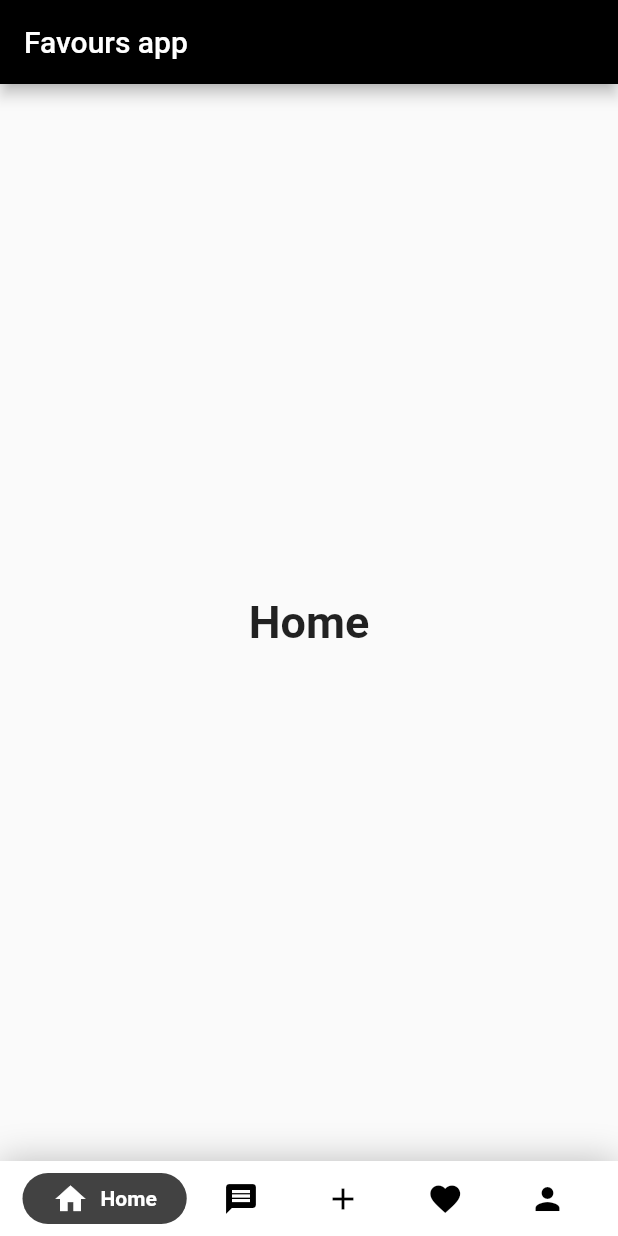
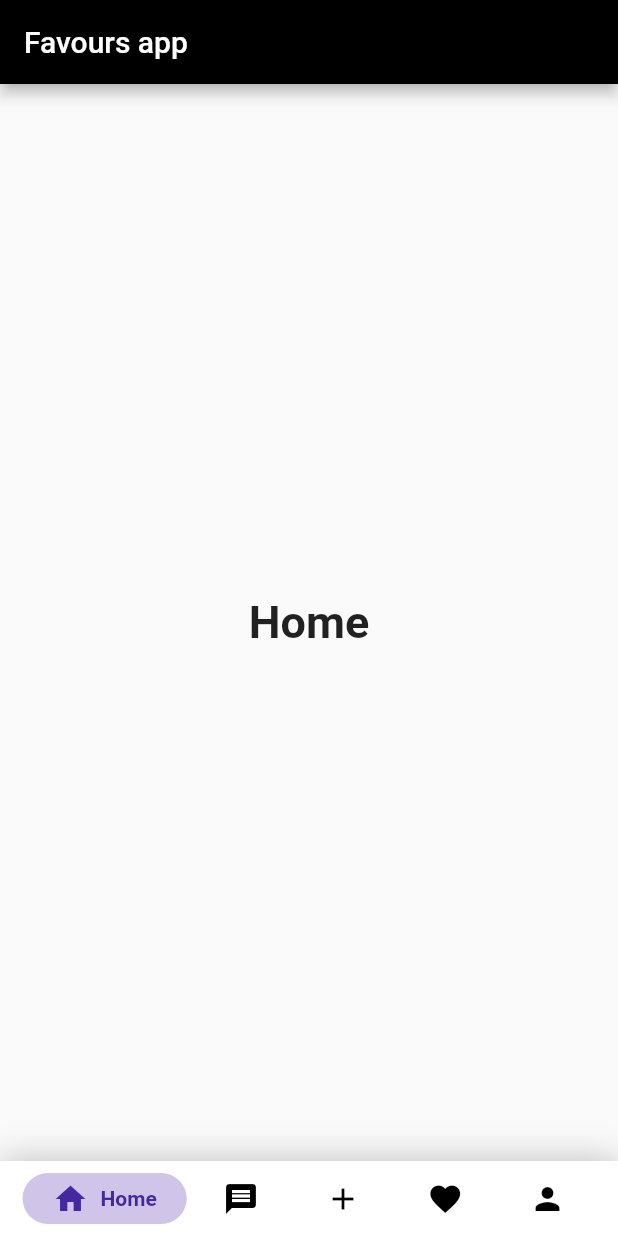
Before and after one commit to BrianRuizy/favours-app, a Flutter app: the screen it shows after launch, on a phone screen of 412 x 824 dp. Run offline on Flutter 3.47's test engine with Material 2 defaults, Android fonts, the phone set to English and light mode, and no system bars; drawn by our look-alikes of google_nav_bar.

Commit message:
modified bottom navbar

```diff
--- a/favours_app/lib/main.dart
+++ b/favours_app/lib/main.dart
@@ -67,10 +67,16 @@ class _MyAppState extends State<MyApp> {
                   GButton(
                     icon: Icons.home,
                     text: 'Home',
+                    backgroundColor: Colors.deepPurple[100],
+                    iconActiveColor: Colors.deepPurple[800],
+                    textColor: Colors.deepPurple[800],
                   ),
                   GButton(
                     icon: Icons.message,
                     text: 'Inbox',
+                    backgroundColor: Colors.blue[100],
+                    iconActiveColor: Colors.blue[800],
+                    textColor: Colors.blue[800],
                   ),
                   GButton(
                     active: true,
@@ -80,10 +86,16 @@ class _MyAppState extends State<MyApp> {
                   GButton(
                     icon: Icons.favorite,
                     text: 'Saved',
+                    backgroundColor: Colors.pink[100],
+                    iconActiveColor: Colors.pink[800],
+                    textColor: Colors.pink[800],
                   ),
                   GButton(
                     icon: Icons.person,
                     text: 'Profile',
+                    backgroundColor: Colors.teal[100],
+                    iconActiveColor: Colors.teal[800],
+                    textColor: Colors.teal[800],
                   ),
                 ],
                 selectedIndex: _selectedIndex,
```
